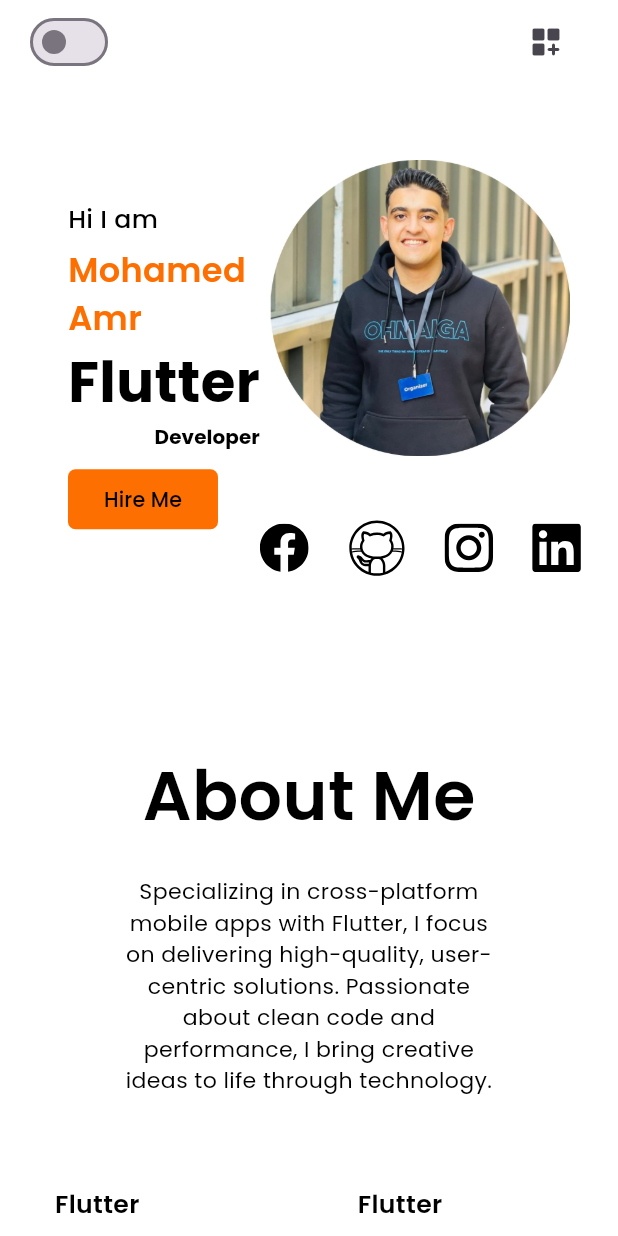
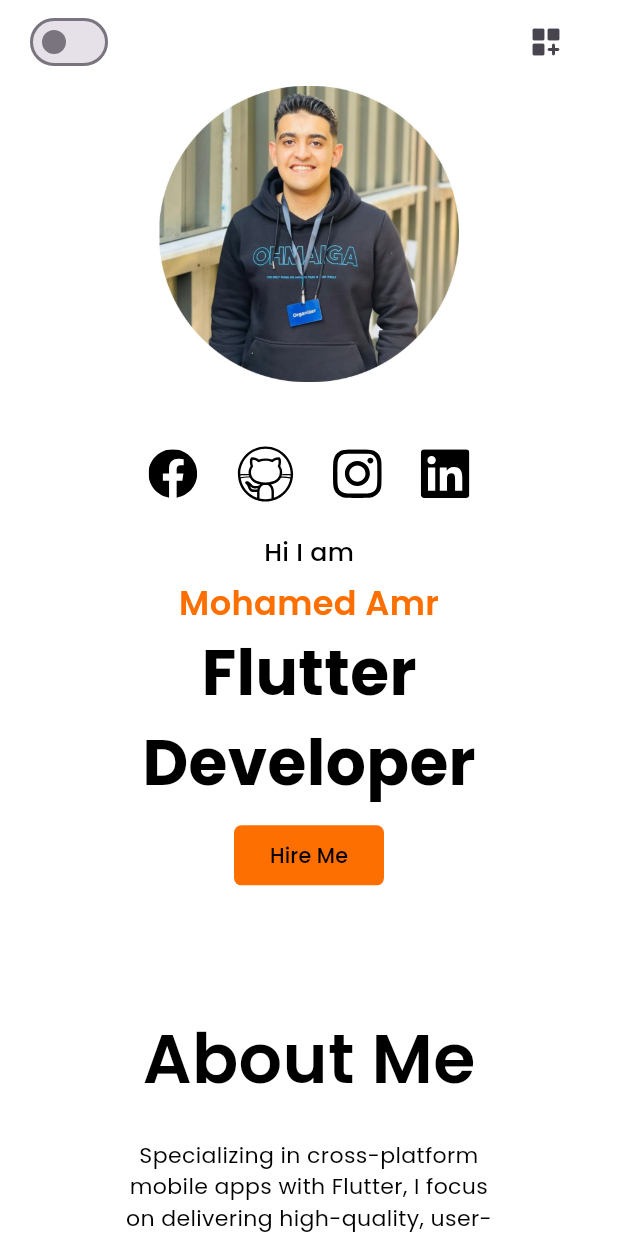
Before and after one commit to mohamedamr77/portfolio, a Flutter app: the screen it shows after launch, on a phone screen of 412 x 824 dp. Run offline on Flutter 3.47's test engine with Material 3 defaults, Android fonts, the phone set to English and light mode, and no system bars; our stand-ins replace carousel_slider, device_preview, flutter_bloc, flutter_svg, fluttertoast, hive and 2 more; missing offline and left inert: flutter_sms, mailer; accounts and stored records are empty.

Commit message:
finish design in all layout

```diff
--- a/lib/feature/dashboard/preseantation/view/widget/contact/custom_title_with_text_form_field.dart
+++ b/lib/feature/dashboard/preseantation/view/widget/contact/custom_title_with_text_form_field.dart
@@ -1,6 +1,7 @@
 import 'package:flutter/material.dart';
 
 import '../../../../../../core/shared_widget/global_text.dart';
+import '../../../../../../core/utils/size_config.dart';
 
 class CustomTitleWithTextFormField extends StatelessWidget {
   const CustomTitleWithTextFormField(
@@ -10,7 +11,10 @@ class CustomTitleWithTextFormField extends StatelessWidget {
   @override
   Widget build(BuildContext context) {
     return SizedBox(
-      width: MediaQuery.sizeOf(context).width * 0.45,
+      width:
+      MediaQuery.sizeOf(context).width <SizeConfig.mobileSize?
+      MediaQuery.sizeOf(context).width *  0.9 :
+      MediaQuery.sizeOf(context).width * 0.45,
       child: Column(
         crossAxisAlignment: CrossAxisAlignment.start,
         children: [
--- a/lib/feature/dashboard/preseantation/view/widget/dashboard_small_phone_layout.dart
+++ b/lib/feature/dashboard/preseantation/view/widget/dashboard_small_phone_layout.dart
@@ -6,6 +6,8 @@ import '../../view_model/dashboard_controller/dashboard_cubit.dart';
 import 'about_me/about_me_section.dart';
 import 'certificates/certificates_section.dart';
 import 'contact/contact_section.dart';
+import 'introduction_section/image_and_soical_icon.dart';
+import 'introduction_section/introduction_content.dart';
 import 'introduction_section/introduction_section.dart';
 import 'mobile_layout/custom_app_bar_mobile_layout.dart';
 import 'my_project/my_project_section.dart';
@@ -22,7 +24,9 @@ class DashboardSmallPhoneLayout extends StatelessWidget {
       controller: scrollControllerPage,
       slivers: [
         const SliverToBoxAdapter(child: CustomAppBarMobileLayout()),
-        SliverToBoxAdapter(child: IntroductionSection(key: cubit.homeKey)),
+        SliverToBoxAdapter(child: ImageAndSocialIcon(key: cubit.homeKey)),
+        const SliverToBoxAdapter(child: SpaceBetweenSection(height: 20)),
+        SliverToBoxAdapter(child: IntroductionContent()),
         const SliverToBoxAdapter(child: SpaceBetweenSection()),
         SliverToBoxAdapter(child: AboutMeSection(key: cubit.aboutMeKey)),
         const SliverToBoxAdapter(child: SpaceBetweenSection()),
--- a/lib/feature/dashboard/preseantation/view/widget/introduction_section/introduction_content.dart
+++ b/lib/feature/dashboard/preseantation/view/widget/introduction_section/introduction_content.dart
@@ -1,5 +1,6 @@
 import 'package:flutter/material.dart';
 import 'package:portfolioapp/core/extentions/screen_size.dart';
+import 'package:portfolioapp/core/utils/size_config.dart';
 import '../../../../../../core/shared_widget/global_text.dart';
 import '../../../../../../core/utils/app_color.dart';
 import '../../../../../../core/utils/app_text.dart';
@@ -12,7 +13,10 @@ class IntroductionContent extends StatelessWidget {
   @override
   Widget build(BuildContext context) {
     return Column(
-      crossAxisAlignment: CrossAxisAlignment.start,
+      crossAxisAlignment:
+      MediaQuery.sizeOf(context).width <SizeConfig.mobileSize?
+      CrossAxisAlignment.center :
+      CrossAxisAlignment.start,
       children: [
         GText(
           color: Theme.of(context).primaryColor,
@@ -33,7 +37,9 @@ class IntroductionContent extends StatelessWidget {
           text: AppText.flutter,
         ),
         Padding(
-          padding: EdgeInsets.only(left: 0.14.w),
+          padding:
+          MediaQuery.sizeOf(context).width <SizeConfig.mobileSize?
+          EdgeInsets.zero:EdgeInsets.only(left: 0.14.w),
           child: const CustomBoldText(text: AppText.developer),
         ),
         SizedBox(
```
